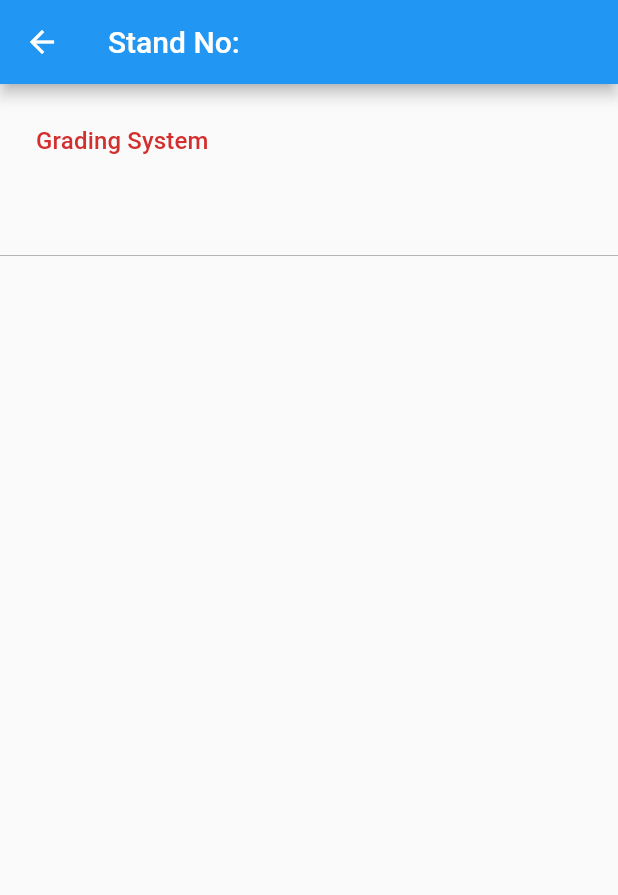
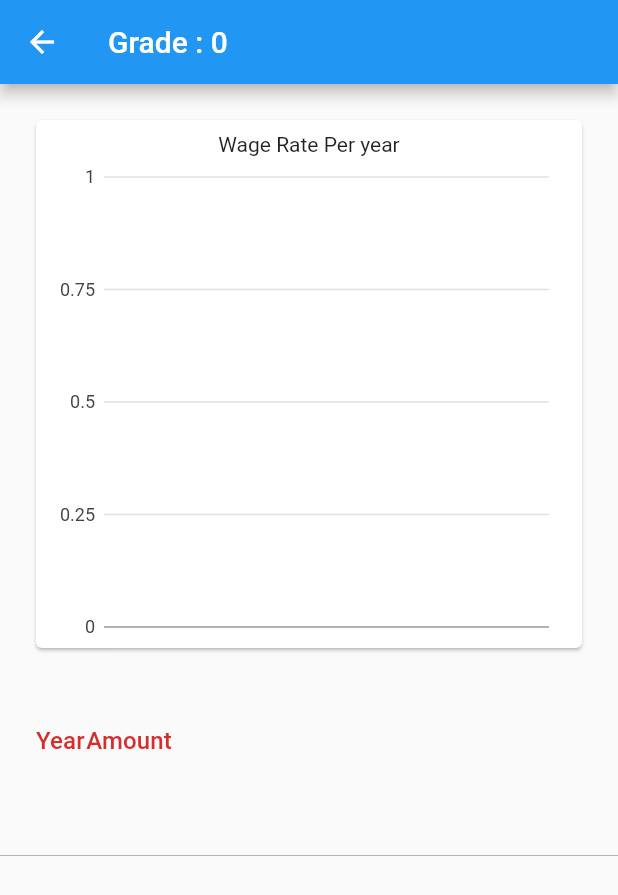
Before and after one commit to tbwerinofa/workingconditions, a Flutter app: the GradeController screen opened directly with empty values, on a phone screen of 412 x 824 dp. Shown: the top 895 px of the screen. Run offline on Flutter 3.47's test engine with Material 2 defaults, Android fonts, the light colour scheme and no system bars; our stand-ins replace charts_flutter, sqflite; accounts and stored records are empty; network calls fail.

Commit message:
Finalise Controls on Grade Page

```diff
--- a/lib/model/wagerate.dart
+++ b/lib/model/wagerate.dart
@@ -106,7 +106,7 @@ class WageRateResultSet {
       occupationGroupId: json['occupationGroupId'],
      // finYearId:json['finYearId'],
      // employmentCondition:json['employmentCondition'],
-     // amount:json['amount'],
+      amount:json['amount'],
      // occupationId:json['occupationId'],
      propertyValue:json['propertyValue'],
      // averagePropertyValue:json['averagePropertyValue'],
--- a/lib/view/gradecontroller.dart
+++ b/lib/view/gradecontroller.dart
@@ -1,6 +1,9 @@
 import 'package:flutter/material.dart';
 import 'package:sectorworkingcondition/model/wagerate.dart';
 import 'package:collection/collection.dart';
+import 'package:charts_flutter/flutter.dart' as charts;
+import 'package:sectorworkingcondition/model/coordinates.dart';
+import 'package:intl/intl.dart';
 
 class GradeController extends StatefulWidget {
   GradeController({this.parentEntity,this.parentEntityList});
@@ -14,17 +17,16 @@ class _GradeControllerState extends State<GradeController> {
   _GradeControllerState({this.parentEntity,this.parentEntityList});
   final WageRateResultSet parentEntity;
   final List<WageRateResultSet> parentEntityList;
+  List<Coordinates> _coordinates = new List<Coordinates>();
   final GlobalKey<ScaffoldState> _scaffoldKey = new GlobalKey<ScaffoldState>();
   @override
   void initState() {
+
     super.initState();
   }
 
   @override
   Widget build(BuildContext context) {
-
-    print('before scaffold');
-    print(parentEntity);
     return new Scaffold(
       key:_scaffoldKey,
       appBar: _buildAppBar(),
@@ -36,81 +38,61 @@ class _GradeControllerState extends State<GradeController> {
   Widget _buildAppBar(){
     return AppBar(
 
-        title: Text("Stand No: ${parentEntity.gradingSystem}"));
+        title: Text("Grade : ${parentEntity.ordinal}"));
   }
 
+  void ReadAll()
+  {
+
+    parentEntityList.forEach((element) {
+      _coordinates.add(Coordinates(element.amount,element.finYear));
+    });
+
+
+  }
   SingleChildScrollView  _buildClaimByMilestoneGrid(){
     return SingleChildScrollView(
         scrollDirection: Axis.vertical,
         child: Column(
             crossAxisAlignment: CrossAxisAlignment.start,
             children: <Widget>[
-              // _BuildChart(entityList.dashboardItems),
-              Padding(
-                  padding: EdgeInsets.only(top:10.0
-                  ),
-                  child: SingleChildScrollView(
-                      scrollDirection: Axis.horizontal,
-                      child: DataTable(
-                          dataRowHeight: 50,
-                          dividerThickness: 5,
-                          sortColumnIndex: 0,
-                          sortAscending: true,
-                          columns: [
-                            DataColumn(
-                              label: Text(
-                                'Grading System',
-                                style: TextStyle(
-                                  color: Colors.red.shade700,
-                                  fontSize: 16.0,
-                                ),
-                              ),
-                            ),
-                          ],
-                          rows: parentEntityList.take(1)
-                              .map(
-                                (entity) => DataRow(
-                              cells: [
-                                DataCell(
-                                  Container(
-                                    child: Text(
-                                      entity.ordinal.toString() + ": " + entity.grade,
-                                      softWrap: true,
-                                      overflow: TextOverflow.ellipsis,
-                                      style: TextStyle(fontWeight: FontWeight.w600),
-                                    ),
-                                  ),
-                                ),
-                              ],
-                            ),
-                          ).toList()))),
-              //_buildMilestoneRuleList(),
+              _buildBarChart(),
+              _buildAnnualList(),
              _buildOccupationGroupList(),
-
             ]));
   }
 
-  Widget _buildMilestoneRuleList(){
+  Widget _buildBarChart()
+  {
+    ReadAll();
+    List<charts.Series<Coordinates,String>> series =
+    [
+      charts.Series(
+        id:'Hourly Rate By Year',
+        data: _coordinates,
+        domainFn: (Coordinates series,_)=>series.series.toString(),
+        measureFn:  (Coordinates series,_)=>series.category,
+      )
+    ];
 
+    return Container(
+        height:400,
+        padding: EdgeInsets.all(20),
+        child:Card(
+          child: Padding(
+            padding: const EdgeInsets.all(8.0),
+            child: Column(
+              children:<Widget>[
+                Text('Wage Rate Per year'),
+                Expanded(
+                    child: charts.BarChart(series,
+                        animate: true,
+                    ))
+              ],
+            ),
+          ),
+        )
 
-    return ListView.builder(
-      scrollDirection: Axis.vertical,
-      shrinkWrap: true,
-      itemCount:parentEntityList.length,
-      itemBuilder: (context,index) {
-
-
-
-        return new ListTile(
-
-            title: new Row(
-              children: <Widget>[
-                new Expanded(child:
-                new Text(parentEntityList[index].ordinal.toString() +'. ' +parentEntityList[index].grade)),
-              ],
-            ));
-
-      },
     );
   }
 
@@ -256,7 +238,76 @@ class _GradeControllerState extends State<GradeController> {
                           ).toList())))
             ]));
   }
+  SingleChildScrollView  _buildAnnualList(){
+    return SingleChildScrollView(
+        scrollDirection: Axis.vertical,
+        child: Column(
+            crossAxisAlignment: CrossAxisAlignment.start,
+            children: <Widget>[
+              Padding(
+                  padding: EdgeInsets.only(top:10.0
+                  ),
+                  child: SingleChildScrollView(
+                      scrollDirection: Axis.horizontal,
+                      child: DataTable(
+                          dataRowHeight: 40,
+                          dividerThickness: 3,
+                          showCheckboxColumn: false,
+                          columnSpacing: 1.0,
+                          sortColumnIndex: 0,
+                          sortAscending: true,
+                          columns: [
+                            DataColumn(
+                              label: Text(
+                                'Year',
+                                style: TextStyle(
+                                  color: Colors.red.shade700,
+                                  fontSize: 16.0,
+                                ),
+                              ),
+                            ),
+                            DataColumn(
+                              label: Text(
+                                'Amount',
+                                style: TextStyle(
+                                  color: Colors.red.shade700,
+                                  fontSize: 16.0,
+                                ),
+                              ),
+                            ),
 
+                          ],
+                          rows: parentEntityList
+                              .map(
+                                (entity) => DataRow(
+                              cells: [
+                                DataCell(
+                                  Container(
+
+                                    child: Text(
+                                      entity.finYear.toString(),
+                                      softWrap: true,
+                                      overflow: TextOverflow.ellipsis,
+                                      style: TextStyle(fontWeight: FontWeight.w600),
+                                    ),
+                                  ),
+                                ),
+                                DataCell(
+                                  Container(
+
+                                    child: Text(
+                                      'R ' + entity.amount.toStringAsFixed(2),
+                                      softWrap: true,
+                                      overflow: TextOverflow.ellipsis,
+                                      style: TextStyle(fontWeight: FontWeight.w600),
+                                    ),
+                                  ),
+                                ),
+                              ],
+                            ),
+                          ).toList())))
+            ]));
+  }
 
 
 }
--- a/lib/view/subsectorcontroller.dart
+++ b/lib/view/subsectorcontroller.dart
@@ -201,12 +201,6 @@ class _SubSectorControllerState extends State<SubSectorController> {
                 Expanded(
                     child: charts.TimeSeriesChart(series,
                         animate: true,
-                        // Provide a tickProviderSpec which does NOT require that zero is
-                        // included.
-                        primaryMeasureAxis: new charts.NumericAxisSpec(
-                            tickProviderSpec:
-                            new charts.BasicNumericTickProviderSpec(zeroBound: false))
-
                     ))
               ],
             ),
```
